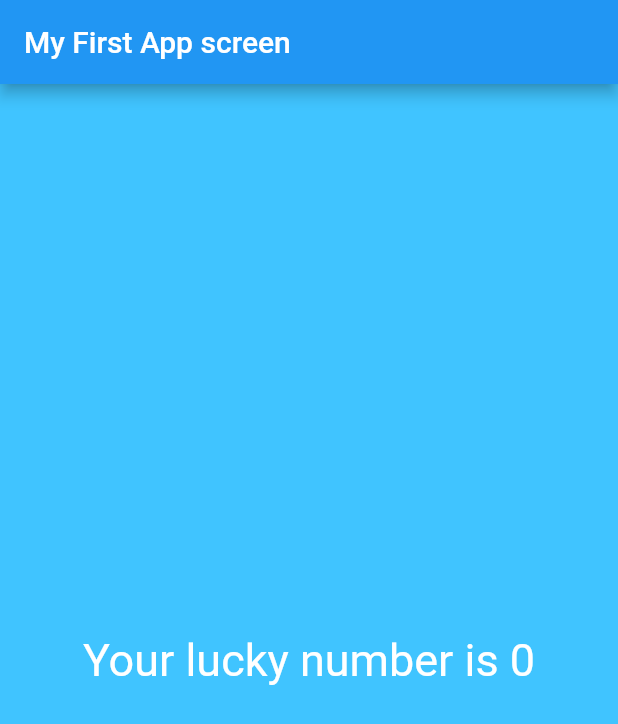
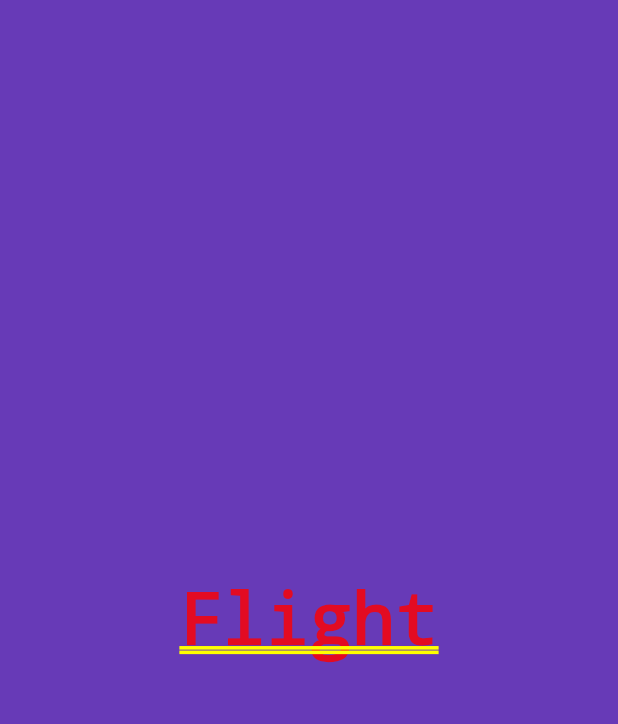
Before and after one commit to ambiwakchaure/flutter_app, a Flutter app: the screen it shows after launch, on a phone screen of 412 x 824 dp. Shown: the top 724 px of the screen. Run offline on Flutter 3.47's test engine with Material 2 defaults, Android fonts, the phone set to English and light mode, and no system bars.

Commit message:
container widgets

```diff
--- a/lib/app_screens/first_screen.dart
+++ /dev/null
@@ -1,27 +0,0 @@
-import 'dart:math';
-
-import 'package:flutter/material.dart';
-
-class FirstScreen extends StatelessWidget
-{
-  @override
-  Widget build(BuildContext context) {
-    return Material(
-      color: Colors.lightBlueAccent,//color of app
-      child: Center(//to center widget on screen
-        child: Text(
-          generateLuckNumber(),
-          textDirection: TextDirection.ltr,
-          style: TextStyle(color: Colors.white,fontSize: 30.0),//apply style to the text
-        ),
-      ),
-    );
-  }
-
-  String generateLuckNumber()
-  {
-    var random = Random();
-    int luckyNumber = random.nextInt(10);
-    return "Your lucky number is $luckyNumber";
-  }
-}
--- /dev/null
+++ b/lib/app_screens/home.dart
@@ -0,0 +1,21 @@
+import 'package:flutter/cupertino.dart';
+import 'package:flutter/material.dart';
+
+class Home extends StatelessWidget {
+  @override
+  Widget build(BuildContext context) {
+    return Center(
+      child: Container(
+        alignment: Alignment.center,
+        color: Colors.deepPurple,
+        //width: 200.0,
+        //height: 100.0,
+        //margin: EdgeInsets.all(15.0),
+        //padding: EdgeInsets.all(15.0),
+        //margin: EdgeInsets.only(right : 15.0,left: 15.0,top: 15.0,bottom: 15.0),
+        //padding: EdgeInsets.only(right : 15.0,left: 15.0,top: 15.0,bottom: 15.0),
+        child: Text("Flight", textDirection: TextDirection.ltr),
+      ),
+    );
+  }
+}
--- a/lib/main.dart
+++ b/lib/main.dart
@@ -1,28 +1,12 @@
-//this is the liabrary which contain all material widgets
 import 'package:flutter/material.dart';
-import './app_screens/first_screen.dart';
-//declaire the main method : entry point of our app
-void main() => runApp(MyFlutterApp());// function expression : In dart if we have 1 line of code for calling so we use
-    //=>
-    //purpose of this method is inflate the widgets and attach to the screen
-    //it will show whatever we pass parameter
-
-//StatelessWidget : The widget that will be return in this class will not contain any state
-//and it will never change in future
-class MyFlutterApp extends StatelessWidget
+import './app_screens/home.dart';
+void main()
 {
-  @override
-  Widget build(BuildContext context)
-  {
-    return MaterialApp( // latest version of dart so new keyword is optional
-      debugShowCheckedModeBanner: false,//remove debug tag from screen
-        title: "My Flutter App",//app name
-        home: Scaffold(
-          appBar: AppBar(title: Text("My First App screen"),),
-          body: FirstScreen(),
-        )//it is allow to place app bar on top of the screen
+    runApp(
+        MaterialApp(
+          debugShowCheckedModeBanner: false,
+          title: "Exploring UI Widgets",
+          home: Home(),
+        )
     );
-  }
-
-
 }
```
